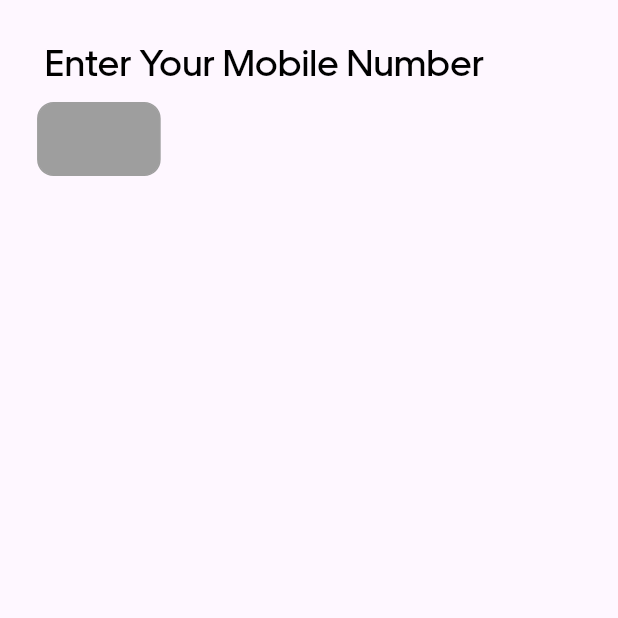
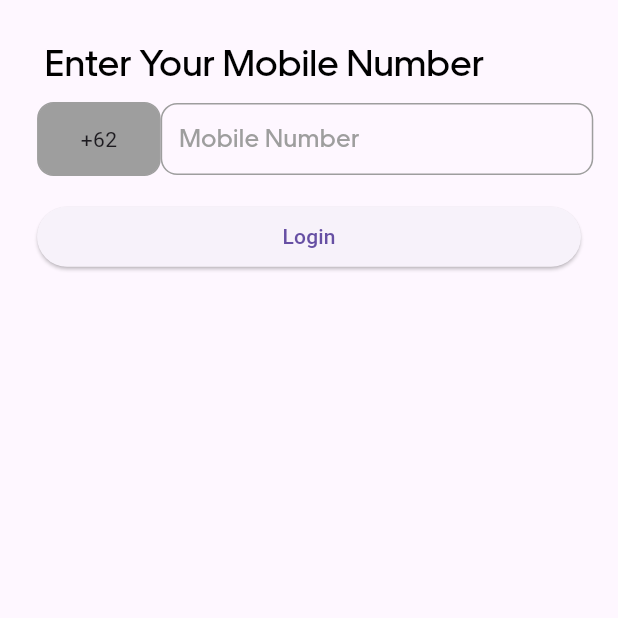
Before and after one commit to fikibrahim/uber, a Flutter app: the screen it shows after launch, on a phone screen of 412 x 824 dp, the top half of it. Run offline on Flutter 3.47's test engine with Material 3 defaults, Android fonts, the phone set to English and light mode, and no system bars; our stand-ins replace firebase_auth, firebase_database, firebase_storage, flutter_svg, image_picker, just_audio and 2 more; accounts and stored records are empty.

Commit message:
loginScreen

```diff
--- a/lib/common/view/authScreren/loginScreen.dart
+++ b/lib/common/view/authScreren/loginScreen.dart
@@ -42,9 +42,7 @@ class _LoginScreenState extends State<LoginScreen> {
           Row(
             mainAxisAlignment: MainAxisAlignment.spaceBetween,
             children: [
-              InkWell(
-                onTap: () {},
-                child: Container(
+              Container(
                 height: 6.h,
                 width: 20.w,
                 alignment: Alignment.center,
@@ -53,10 +51,46 @@ class _LoginScreenState extends State<LoginScreen> {
                   color: grey,
                   border: Border.all(color: grey),
                 ),
+                child: Text(selectedCountryCode),
+              ),
+              SizedBox(
+                width: 70.w,
+                child: TextFormField(
+                  controller: mobileNumberController,
+                  cursorColor: black,
+                  style: AppTextStyles.textFieldHintTextStyle,
+                  decoration: InputDecoration(
+                    contentPadding:
+                        EdgeInsets.symmetric(vertical: 0, horizontal: 2.w),
+                    hintText: 'Mobile Number',
+                    hintStyle: AppTextStyles.textFieldHintTextStyle,
+                    focusedBorder: OutlineInputBorder(
+                      borderRadius: BorderRadius.circular(8.sp),
+                      borderSide: BorderSide(
+                        color: grey,
+                      ),
+                    ),
+                    disabledBorder: OutlineInputBorder(
+                      borderRadius: BorderRadius.circular(8.sp),
+                      borderSide: BorderSide(
+                        color: grey,
+                      ),
+                    ),
+                    enabledBorder: OutlineInputBorder(
+                      borderRadius: BorderRadius.circular(8.sp),
+                      borderSide: BorderSide(
+                        color: grey,
+                      ),
+                    ),
+                  ),
                 ),
               )
             ],
-          )
+          ),
+          SizedBox(height: 2.h),
+          ElevatedButton(onPressed: () {
+
+          }, child: Text('Login'))
         ],
       ),
     ));
```
Also changed, not shown: lib/common/widget/elevatedButtonCommon.dart (added, +28 -0 lines). Lines whose indentation alone changed are shown as unchanged.
